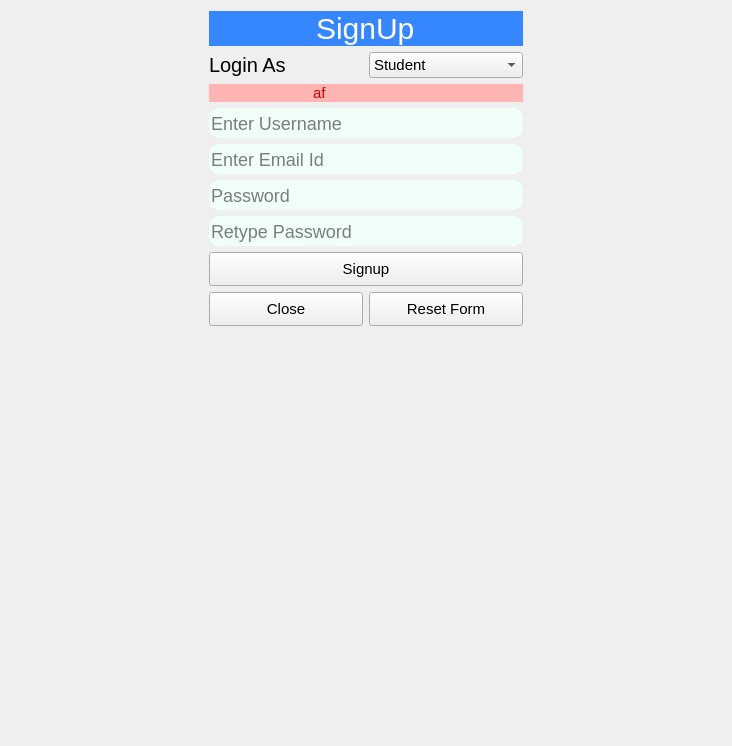
Old version of the form Frontend/ProjectStudentManagement/home/signupWidget.ui in the repository arque1393/ProjectStudentManagement.
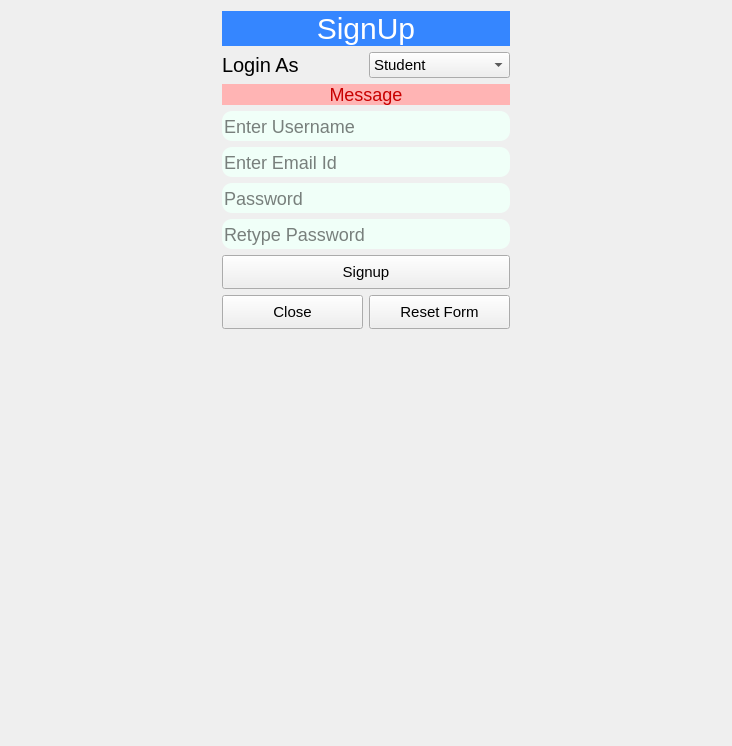
New version of the form.

```diff
--- a/Frontend/ProjectStudentManagement/home/signupWidget.ui
+++ b/Frontend/ProjectStudentManagement/home/signupWidget.ui
@@ -57,7 +57,7 @@
 		background-color:rgb(53, 134, 255);
 		border-radius: 20px;
         text-align: center;
-		padding :0 100%;
+
 }
 
 </string>
@@ -65,6 +65,9 @@
        <property name="text">
         <string>SignUp</string>
        </property>
+       <property name="alignment">
+        <set>Qt::AlignCenter</set>
+       </property>
       </widget>
      </item>
      <item>
@@ -117,8 +120,7 @@
          </property>
          <property name="styleSheet">
           <string notr="true">QLabel{
-		font-size:15px;
-		padding:0 100%;
+		font-size:18px;
 		margin:0;
 		text-align: center;
 		color:rgb(200, 0, 0);
@@ -127,7 +129,10 @@
 </string>
          </property>
          <property name="text">
-          <string>af</string>
+          <string>Message</string>
+         </property>
+         <property name="alignment">
+          <set>Qt::AlignCenter</set>
          </property>
         </widget>
        </item>
@@ -149,10 +154,18 @@
         </widget>
        </item>
        <item>
-        <widget class="QLineEdit" name="passwors1_field">
+        <widget class="QLineEdit" name="password1_field">
+         <property name="font">
+          <font>
+           <pointsize>-1</pointsize>
+          </font>
+         </property>
          <property name="styleSheet">
           <string notr="true"/>
          </property>
+         <property name="echoMode">
+          <enum>QLineEdit::Password</enum>
+         </property>
          <property name="placeholderText">
           <string>Password</string>
          </property>
@@ -160,9 +173,17 @@
        </item>
        <item>
         <widget class="QLineEdit" name="password2_field">
+         <property name="font">
+          <font>
+           <pointsize>-1</pointsize>
+          </font>
+         </property>
          <property name="acceptDrops">
           <bool>false</bool>
          </property>
+         <property name="echoMode">
+          <enum>QLineEdit::Password</enum>
+         </property>
          <property name="dragEnabled">
           <bool>true</bool>
          </property>
```
